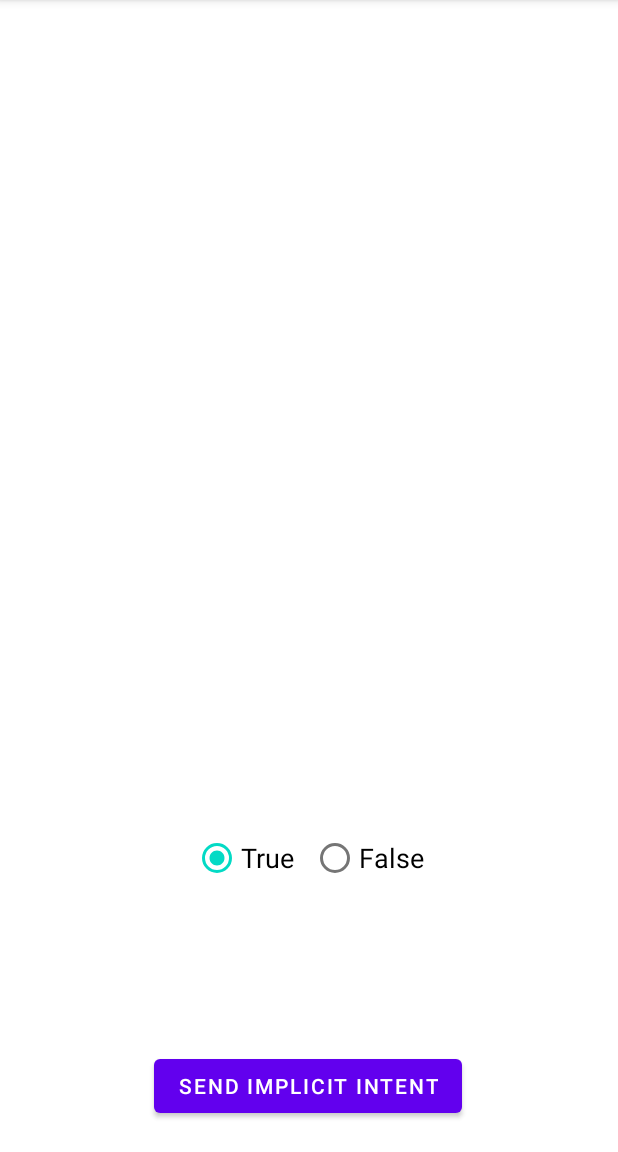
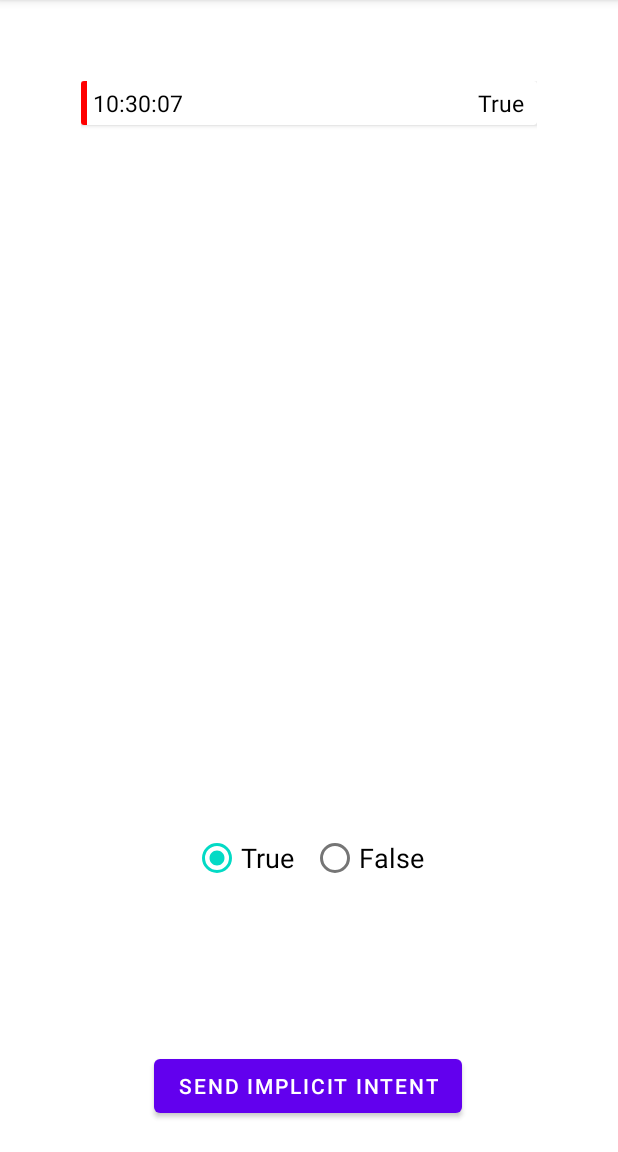
Before and after one commit to fleshcoat/dt002g_Intent_Hijacking_Group10, an Android app: the screen it shows after launch (MainActivity), after a tap on "SEND IMPLICIT INTENT", on a phone screen of 412 x 824 dp, the part 84-1236 px from its top. Run offline under Robolectric (Android 15) with nearby library versions, the phone set to English and light mode, and no system bars.

Commit message:
Creating log item when send button is pressed

```diff
--- /dev/null
+++ b/AppA/app/src/main/java/se/miun/dt002g/group10/appa/LogItem.java
@@ -0,0 +1,19 @@
+package se.miun.dt002g.group10.appa;
+
+public class LogItem {
+  private String date;
+  private String logInfo;
+
+  public LogItem(String pDate, String pLogInfo) {
+    date = pDate;
+    logInfo = pLogInfo;
+  }
+
+  public String getDate() {
+    return date;
+  }
+
+  public String getLogInfo() {
+    return logInfo;
+  }
+}
--- /dev/null
+++ b/AppA/app/src/main/java/se/miun/dt002g/group10/appa/LogItemAdapter.java
@@ -0,0 +1,52 @@
+package se.miun.dt002g.group10.appa;
+
+import android.view.LayoutInflater;
+import android.view.View;
+import android.view.ViewGroup;
+import android.widget.TextView;
+
+import androidx.annotation.NonNull;
+import androidx.recyclerview.widget.RecyclerView;
+
+import java.util.ArrayList;
+
+public class LogItemAdapter extends RecyclerView.Adapter<LogItemAdapter.LogItemViewHolder> {
+  private final ArrayList<LogItem> mLogItemList;
+
+  public static class LogItemViewHolder extends RecyclerView.ViewHolder {
+    public TextView mTextViewDate;
+    public TextView mTextViewInfo;
+
+    public LogItemViewHolder(@NonNull View itemView) {
+      super(itemView);
+      mTextViewDate = itemView.findViewById(R.id.log_date);
+      mTextViewInfo = itemView.findViewById(R.id.log_info);
+    }
+  }
+
+  // Pass the data from the ArrayList to the adapter
+  public LogItemAdapter(ArrayList<LogItem> logItemArrayList) {
+    mLogItemList = logItemArrayList;
+  }
+
+  // Get the layout of the log cards
+  @NonNull
+  @Override
+  public LogItemViewHolder onCreateViewHolder(@NonNull ViewGroup parent, int viewType) {
+    View v = LayoutInflater.from(parent.getContext()).inflate(R.layout.log_view, parent, false);
+    return new LogItemViewHolder(v);
+  }
+
+  @Override
+  public void onBindViewHolder(@NonNull LogItemViewHolder holder, int position) {
+    LogItem currentLogItem = mLogItemList.get(position);
+
+    holder.mTextViewDate.setText(currentLogItem.getDate());
+    holder.mTextViewInfo.setText(currentLogItem.getLogInfo());
+  }
+
+  @Override
+  public int getItemCount() {
+    return mLogItemList.size();
+  }
+}
--- a/AppA/app/src/main/java/se/miun/dt002g/group10/appa/MainActivity.java
+++ b/AppA/app/src/main/java/se/miun/dt002g/group10/appa/MainActivity.java
@@ -1,19 +1,27 @@
 package se.miun.dt002g.group10.appa;
 
 import androidx.appcompat.app.AppCompatActivity;
+import androidx.recyclerview.widget.LinearLayoutManager;
+import androidx.recyclerview.widget.RecyclerView;
 
 import android.os.Bundle;
 import android.view.View;
 import android.widget.Button;
 import android.widget.RadioButton;
 import android.widget.RadioGroup;
-import android.widget.Toast;
+
+import java.text.SimpleDateFormat;
+import java.util.ArrayList;
+import java.util.Date;
+import java.util.Locale;
 
 public class MainActivity extends AppCompatActivity {
 
-  private Button intentButton;
+  private RecyclerView.Adapter mAdapter;
+
   private RadioGroup radioGroup;
   private RadioButton radioButton;
+  private ArrayList<LogItem> logItemList;
 
   @Override
   protected void onCreate(Bundle savedInstanceState) {
@@ -21,10 +29,20 @@ public class MainActivity extends AppCompatActivity {
     setContentView(R.layout.activity_main);
 
     addListenerButton();
+
+    logItemList = new ArrayList<>();
+
+    RecyclerView mRecyclerView = findViewById(R.id.log_recycler_view);
+    mRecyclerView.setHasFixedSize(true);
+    RecyclerView.LayoutManager mLayoutManager = new LinearLayoutManager(this);
+    mAdapter = new LogItemAdapter(logItemList);
+
+    mRecyclerView.setLayoutManager(mLayoutManager);
+    mRecyclerView.setAdapter(mAdapter);
   }
 
   private void addListenerButton() {
-    intentButton = findViewById(R.id.intentButton);
+    Button intentButton = findViewById(R.id.intentButton);
     radioGroup = findViewById(R.id.radioGroup);
 
     intentButton.setOnClickListener(new View.OnClickListener() {
@@ -33,7 +51,14 @@ public class MainActivity extends AppCompatActivity {
         int selectedId = radioGroup.getCheckedRadioButtonId();
         radioButton = findViewById(selectedId);
 
-        Toast.makeText(getApplicationContext(), radioButton.getText(), Toast.LENGTH_SHORT).show();
+        // Get the current system time
+        SimpleDateFormat sdf = new SimpleDateFormat("HH:mm:ss", Locale.getDefault());
+        String currentTime = sdf.format(new Date());
+
+        logItemList.add(new LogItem(currentTime, (String) radioButton.getText()));
+
+        // Update the view
+        mAdapter.notifyDataSetChanged();
       }
     });
   }
--- a/AppA/app/src/main/res/layout/log_view.xml
+++ b/AppA/app/src/main/res/layout/log_view.xml
@@ -2,7 +2,13 @@
 <androidx.cardview.widget.CardView xmlns:android="http://schemas.android.com/apk/res/android"
     xmlns:app="http://schemas.android.com/apk/res-auto"
     android:layout_width="match_parent"
-    android:layout_height="wrap_content">
+    android:layout_height="wrap_content"
+    android:layout_marginBottom="3dp">
+
+    <FrameLayout
+        android:background="#FF0000"
+        android:layout_width="4dp"
+        android:layout_height="match_parent" />
 
     <androidx.constraintlayout.widget.ConstraintLayout
         android:layout_width="match_parent"
@@ -14,9 +20,10 @@
             android:layout_width="0dp"
             android:layout_height="wrap_content"
             android:layout_marginEnd="2dp"
+            android:layout_marginStart="4dp"
             android:text="Date"
             android:textColor="@android:color/black"
-            android:textSize="20sp"
+            android:textSize="15sp"
             app:layout_constraintBottom_toBottomOf="parent"
             app:layout_constraintEnd_toStartOf="@+id/log_info"
             app:layout_constraintStart_toStartOf="parent"
@@ -31,7 +38,7 @@
             android:layout_marginEnd="4dp"
             android:text="Information"
             android:textColor="@android:color/black"
-            android:textSize="20sp"
+            android:textSize="15sp"
             app:layout_constraintBottom_toBottomOf="parent"
             app:layout_constraintEnd_toEndOf="parent"
             app:layout_constraintStart_toEndOf="@id/log_date"
```
